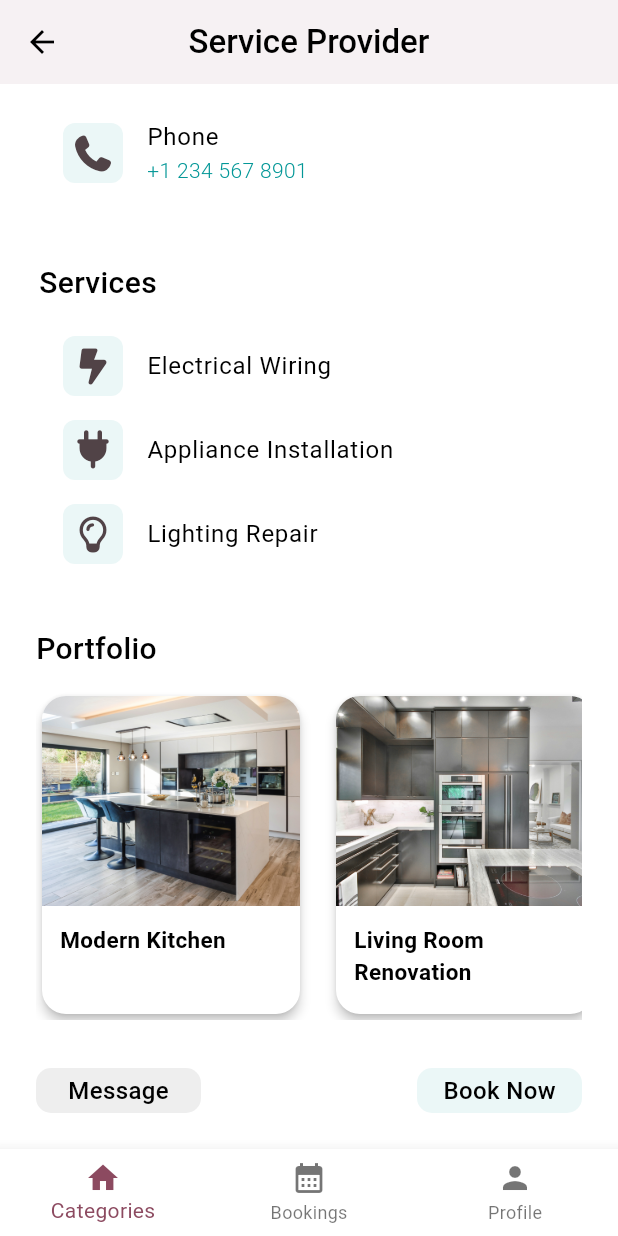
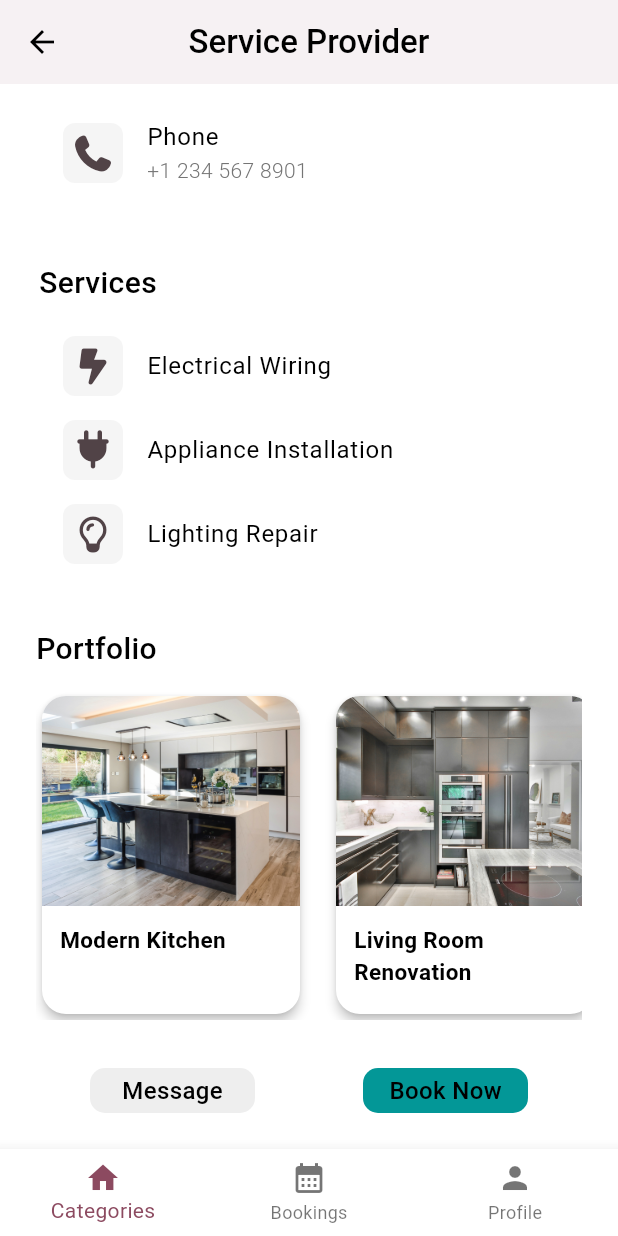
Before and after one commit to Eranga035225/skill_finder_mobile_app_for_a_client, a Flutter app: the ProfileScreen screen opened directly, scrolled down 442 dp, on a phone screen of 412 x 824 dp. Run offline on Flutter 3.47's test engine with Material 3 defaults, Android fonts, the phone set to English and light mode, and no system bars; our stand-ins replace font_awesome_flutter, lottie.

Commit message:
finished developing the pfoile screen

```diff
--- a/lib/screens/profile_screen.dart
+++ b/lib/screens/profile_screen.dart
@@ -97,11 +97,11 @@ class _ProfileScreenState extends State<ProfileScreen> {
            Padding(
              padding: const EdgeInsets.all(16.0),
              child: Row(
-              mainAxisAlignment: MainAxisAlignment.spaceBetween,
+              mainAxisAlignment: MainAxisAlignment.spaceAround,
               children: [
               CustomButton(buttonColor: Colors.grey.shade200, text: 'Message', height: 30, width: 110, textSize: 16,),
 
-              CustomButton(buttonColor:CustomColors.primaryColor.withAlpha(20), text: 'Book Now', height: 30, width: 110, textSize: 16,),
+              CustomButton(buttonColor:CustomColors.primaryColor, text: 'Book Now', height: 30, width: 110, textSize: 16,),
 
 
              ],),
@@ -321,7 +321,7 @@ class ListItem extends StatelessWidget {
         width: 40,
         height: 40,
         decoration: BoxDecoration(
-          color: CustomColors.primaryColor.withAlpha(20),
+          color: Colors.grey.shade100,
           borderRadius: BorderRadius.circular(8),
         ),
         child: Center(child: icon),
@@ -340,7 +340,7 @@ class ListItem extends StatelessWidget {
         ? Text(
             subtitle!,
             style: TextStyle(
-              color:CustomColors.primaryColor,
+              color:Colors.grey.shade600,
               fontWeight: FontWeight.w300,
             ),
           )
```
